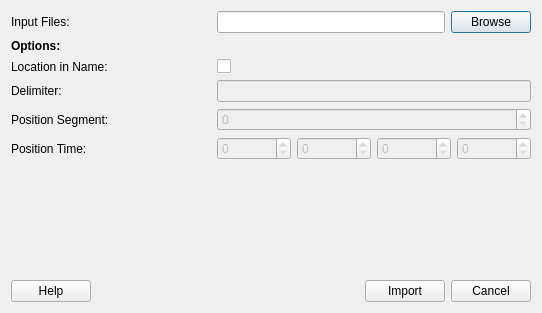
Old version of the form qt_ui/DialogImportScreenshots.ui in the repository FilmColors/VIAN.
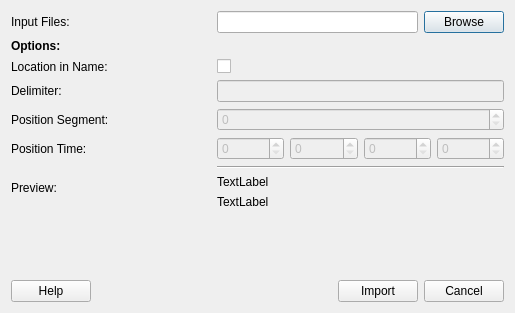
New version of the form.

Commit message: Screenshot Import Dialog gives Hints about IDX Loci

Patch:
```diff
--- a/qt_ui/DialogImportScreenshots.ui
+++ b/qt_ui/DialogImportScreenshots.ui
@@ -6,7 +6,7 @@
    <rect>
     <x>0</x>
     <y>0</y>
-    <width>542</width>
+    <width>515</width>
     <height>313</height>
    </rect>
   </property>
@@ -195,6 +195,60 @@
      </item>
     </layout>
    </item>
+   <item>
+    <layout class="QHBoxLayout" name="horizontalLayout_7">
+     <item>
+      <widget class="QLabel" name="label_7">
+       <property name="minimumSize">
+        <size>
+         <width>200</width>
+         <height>0</height>
+        </size>
+       </property>
+       <property name="maximumSize">
+        <size>
+         <width>200</width>
+         <height>16777215</height>
+        </size>
+       </property>
+       <property name="text">
+        <string>Preview:</string>
+       </property>
+      </widget>
+     </item>
+     <item>
+      <layout class="QVBoxLayout" name="verticalLayout_2">
+       <item>
+        <widget class="Line" name="line">
+         <property name="minimumSize">
+          <size>
+           <width>100</width>
+           <height>0</height>
+          </size>
+         </property>
+         <property name="orientation">
+          <enum>Qt::Horizontal</enum>
+         </property>
+        </widget>
+       </item>
+       <item>
+        <widget class="QLabel" name="label_P1">
+         <property name="text">
+          <string>TextLabel</string>
+         </property>
+        </widget>
+       </item>
+       <item>
+        <widget class="QLabel" name="label_P0">
+         <property name="text">
+          <string>TextLabel</string>
+         </property>
+        </widget>
+       </item>
+      </layout>
+     </item>
+    </layout>
+   </item>
    <item>
     <spacer name="verticalSpacer">
      <property name="orientation">
```
The commit also changes 7 other files.
